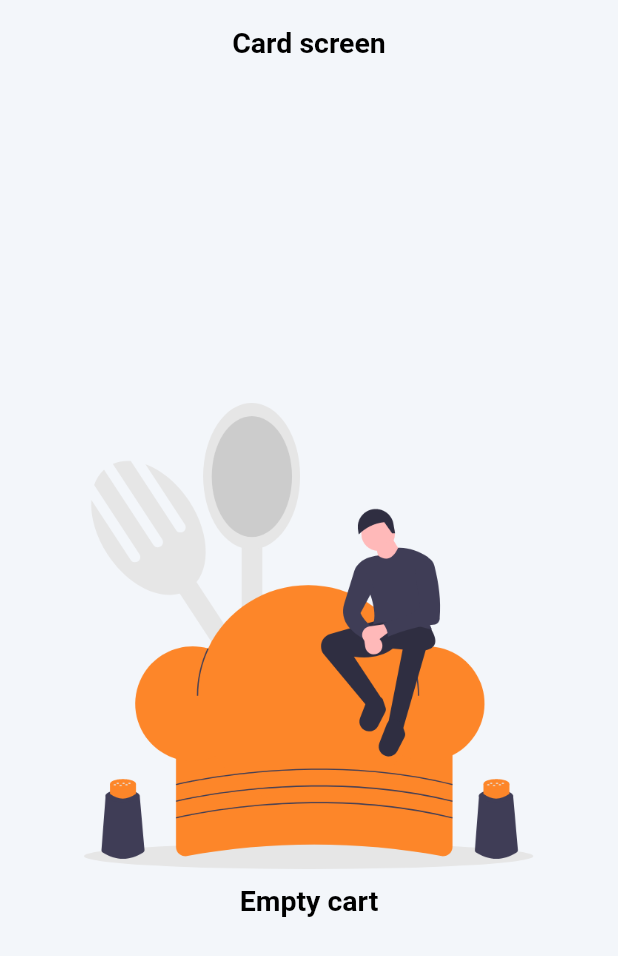
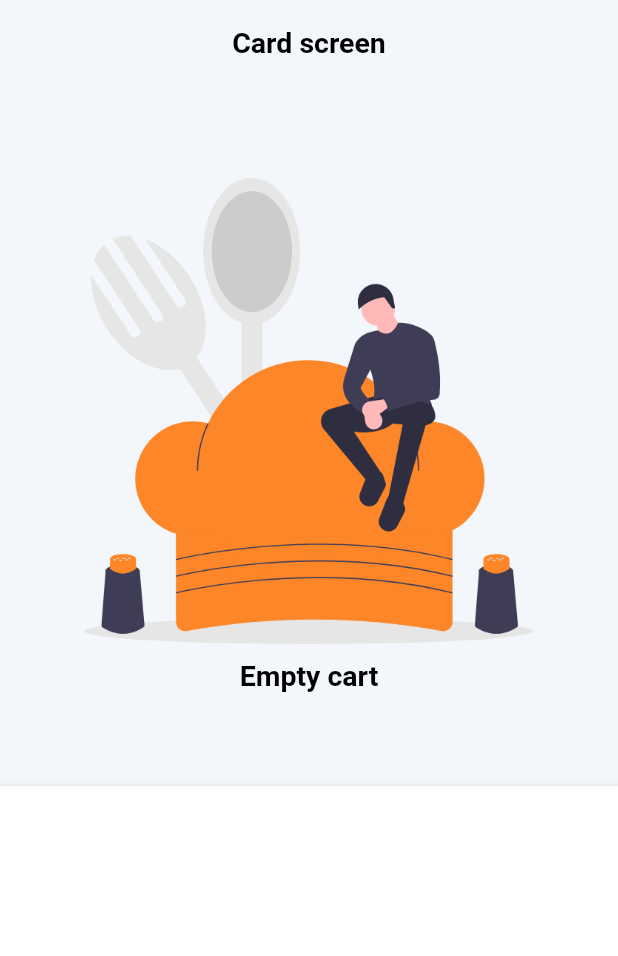
Before and after one commit to BekirovaMavile/Flutter_JapanEat, a Flutter app: the screen it shows after launch, on a phone screen of 412 x 824 dp. Shown: the top 956 px of the screen. Run offline on Flutter 3.47's test engine with Material 2 defaults, Android fonts, the phone set to English and light mode, and no system bars; our stand-ins replace badges, font_awesome_flutter.

Commit message:
Данные для корзины

```diff
--- a/lib/data/app_data.dart
+++ b/lib/data/app_data.dart
@@ -185,4 +185,41 @@ class AppData {
     FoodCategory(FoodType.ramen, false),
     FoodCategory(FoodType.burger, false),
   ];
+
+
+  static List<Food> cartItems = [
+    Food(
+      AppAsset.sushi10,
+      "Sushi10",
+      15.0,
+      2,
+      false,
+      dummyText,
+      3.5,
+      FoodType.ramen,
+      420,
+    ),
+    Food(
+      AppAsset.sushi11,
+      "Sushi11",
+      25.0,
+      4,
+      false,
+      dummyText,
+      3.0,
+      FoodType.tempura,
+      263,
+    ),
+    Food(
+      AppAsset.sushi12,
+      "Sushi12",
+      20.0,
+      5,
+      false,
+      dummyText,
+      5.0,
+      FoodType.tempura,
+      560,
+    ),
+  ];
 }
--- a/lib/ui/screens/cart_screen.dart
+++ b/lib/ui/screens/cart_screen.dart
@@ -1,4 +1,5 @@
 import 'package:flutter/material.dart';
+import '../../data/app_data.dart';
 import 'package:flutter_japan_eat/ui/widgets/empty_wrapper.dart';
 class CartScreen extends StatefulWidget {
   const CartScreen({super.key});
@@ -8,15 +9,17 @@ class CartScreen extends StatefulWidget {
 }
 
 class _CartScreenState extends State<CartScreen> {
+  var cartFood = AppData.cartItems;
   @override
   Widget build(BuildContext context) {
     return Scaffold(
       appBar: _appBar(context),
       body: EmptyWrapper(
         title: "Empty cart",
-        isEmpty: true,
-        child: Container(),
+        isEmpty: cartFood.isEmpty,
+        child: _cartListView(),
       ),
+      bottomNavigationBar: _bottomAppBar(),
     );
   }
 }
@@ -29,3 +32,37 @@ PreferredSizeWidget _appBar(BuildContext context) {
     ),
   );
 }
+
+Widget _cartListView() {
+  return ListView.separated(
+    padding: const EdgeInsets.all(30),
+    itemCount: 20,
+    itemBuilder: (_, index) {
+      return Container(
+        height: 60,
+        width: double.infinity,
+        padding: const EdgeInsets.all(5),
+        decoration: BoxDecoration(
+          borderRadius: BorderRadius.circular(15),
+          color: Colors.white,
+        ),
+        child: Text(
+          '${index + 1}',
+          style: const TextStyle(fontSize: 24, fontWeight: FontWeight.bold),
+        ),
+      );
+    },
+    separatorBuilder: (_, __) => Container(
+      height: 20,
+    ),
+  );
+}
+
+Widget _bottomAppBar() {
+  return BottomAppBar(
+      child: SizedBox(
+          height: 300,
+          child: Container(
+            color: Colors.white,
+          )));
+}
```
